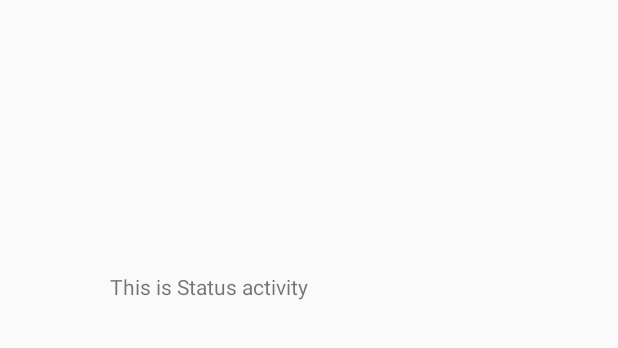
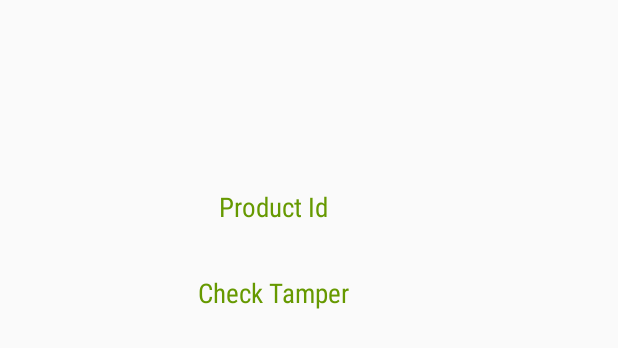
Before and after one commit to paldheeraj25/NFCAuth, an Android app: the layout activity_status.xml on its own in the app's theme, with its tools: preview values and no code run, on a phone screen of 412 x 824 dp. Shown: the top 348 px of the screen. Run offline under Robolectric (Android 15) with nearby library versions, the phone set to English and light mode, and no system bars.

Commit message:
showing the tag in ui lable

```diff
--- a/app/build.gradle
+++ b/app/build.gradle
@@ -27,5 +27,6 @@ dependencies {
     compile 'com.android.support:appcompat-v7:25.3.1'
     compile 'com.android.support.constraint:constraint-layout:1.0.2'
     compile 'com.android.support:design:25.3.1'
+    compile 'com.android.support:support-v4:25.3.1'
     testCompile 'junit:junit:4.12'
 }
--- a/app/src/main/java/com/example/dheerajp/nfc3/SIC43N1xService.java
+++ b/app/src/main/java/com/example/dheerajp/nfc3/SIC43N1xService.java
@@ -10,7 +10,9 @@ import android.nfc.tech.NfcA;
 import android.os.Bundle;
 import android.support.v4.app.FragmentActivity;
 import com.example.dheerajp.nfc3.status.ReadDataFragment;
+
 import android.util.Log;
+
 /**
  * Created by Dheeraj P on 4/20/2017.
  */
@@ -33,7 +35,7 @@ public abstract class SIC43N1xService extends FragmentActivity {
     public static PendingIntent pendingIntent;
     public static String[] tech;
     public static byte[] uid;
-    public static String taguid;
+    public static String taguid = "";
 
     /* renamed from: com.sic.app.sic43n1x.SIC43N1xService.1 */
     class C01481 implements Runnable {
--- a/app/src/main/res/layout/activity_status.xml
+++ b/app/src/main/res/layout/activity_status.xml
@@ -8,14 +8,37 @@
 
     <TextView
         android:id="@+id/textView"
-        android:layout_width="206dp"
-        android:layout_height="57dp"
-        android:text="This is Status activity"
-        tools:layout_constraintTop_creator="1"
+        android:layout_width="217dp"
+        android:layout_height="29dp"
+        android:layout_marginLeft="84dp"
         android:layout_marginStart="73dp"
-        android:layout_marginTop="181dp"
-        tools:layout_constraintLeft_creator="1"
+        android:layout_marginTop="125dp"
+        android:fontFamily="sans-serif-condensed"
+        android:text="Product Id"
+        android:textAlignment="center"
+        android:textColor="@android:color/holo_green_dark"
+        android:textSize="18sp"
         app:layout_constraintLeft_toLeftOf="parent"
         app:layout_constraintTop_toTopOf="parent"
-        android:layout_marginLeft="99dp" />
+        tools:layout_constraintLeft_creator="1"
+        tools:layout_constraintTop_creator="1" />
+
+    <TextView
+        android:id="@+id/textView2"
+        android:layout_width="0dp"
+        android:layout_height="34dp"
+        android:fontFamily="sans-serif-condensed"
+        android:text="Check Tamper"
+        android:textAlignment="center"
+        android:textColor="@android:color/holo_green_dark"
+        android:textSize="18sp"
+        tools:layout_constraintTop_creator="1"
+        tools:layout_constraintRight_creator="1"
+        android:layout_marginStart="36dp"
+        android:layout_marginEnd="36dp"
+        app:layout_constraintRight_toRightOf="@+id/textView"
+        android:layout_marginTop="28dp"
+        app:layout_constraintTop_toBottomOf="@+id/textView"
+        tools:layout_constraintLeft_creator="1"
+        app:layout_constraintLeft_toLeftOf="@+id/textView" />
 </android.support.constraint.ConstraintLayout>
--- a/app/src/main/res/values/strings.xml
+++ b/app/src/main/res/values/strings.xml
@@ -1,4 +1,7 @@
 <resources>
     <string name="app_name">nfc3</string>
     <string name="action_settings">Settings</string>
+
+    <!-- TODO: Remove or change this placeholder text -->
+    <string name="hello_blank_fragment">Hello blank fragment</string>
 </resources>
```
Also changed, not shown: app/src/main/java/com/example/dheerajp/nfc3/status/StatusActivity.java (+35 -6 lines).
